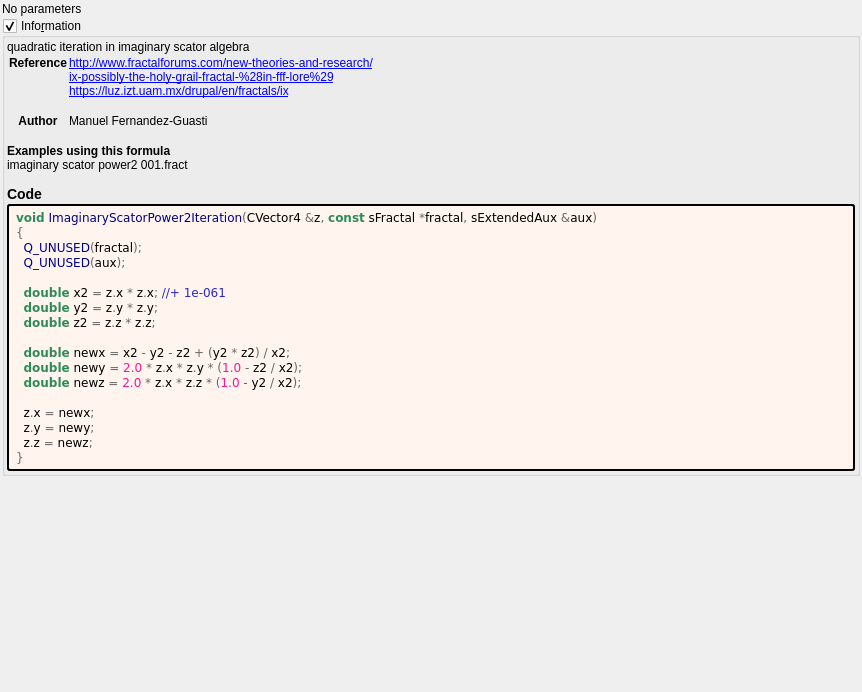
Old version of the form mandelbulber2/formula/ui/scator_power2_imaginary.ui in the repository buddhi1980/mandelbulber2.
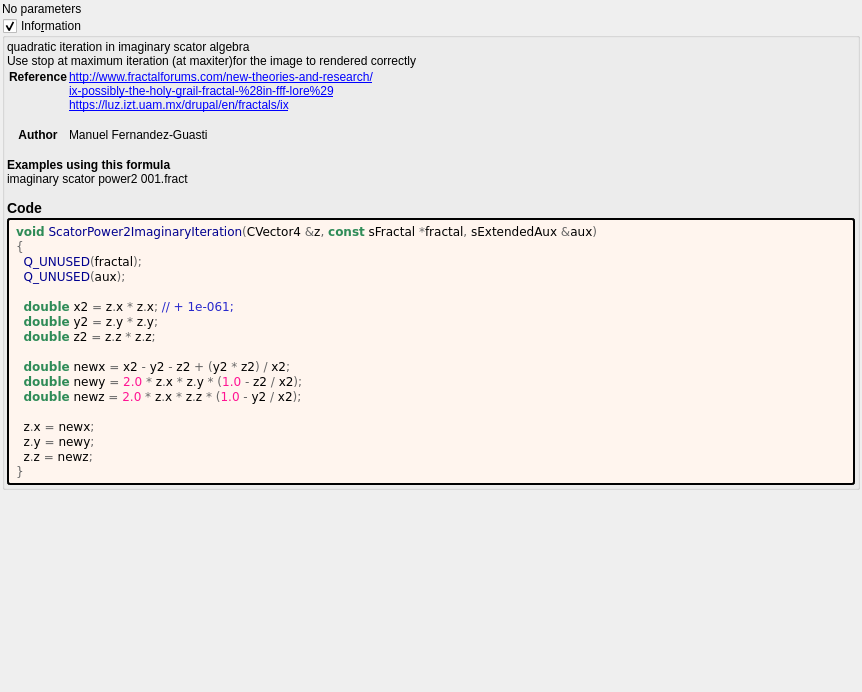
New version of the form. Custom widgets are drawn as their Qt base class.

Diff of the .ui file:
```diff
--- a/mandelbulber2/formula/ui/scator_power2_imaginary.ui
+++ b/mandelbulber2/formula/ui/scator_power2_imaginary.ui
@@ -66,7 +66,7 @@
       <item>
        <widget class="QLabel" name="label_information_general">
         <property name="text">
-         <string notr="true">&lt;p&gt;quadratic iteration in imaginary scator algebra&lt;/p&gt;&lt;table&gt;
+         <string notr="true">&lt;p&gt;quadratic iteration in imaginary scator algebra&lt;br&gt;Use stop at maximum iteration (at maxiter)for the image to rendered correctly&lt;/p&gt;&lt;table&gt;
 &lt;tr&gt;&lt;th&gt;Reference&lt;/th&gt;&lt;td&gt;&lt;a href=&quot;http://www.fractalforums.com/new-theories-and-research/&quot;&gt;http://www.fractalforums.com/new-theories-and-research/&lt;br&gt;
 &lt;a href=&quot;ix-possibly-the-holy-grail-fractal-%28in-fff-lore%29&quot;&gt;ix-possibly-the-holy-grail-fractal-%28in-fff-lore%29&lt;br&gt;
 &lt;a href=&quot;https://luz.izt.uam.mx/drupal/en/fractals/ix&quot;&gt;https://luz.izt.uam.mx/drupal/en/fractals/ix&lt;br&gt;
@@ -94,12 +94,12 @@
         </property>
         <property name="text">
          <string notr="true">&lt;body style=&quot;background-color:#fff5ee&quot;&gt;
-&lt;pre style=&quot;color:#000000; background-color:#fff5ee;  font-family:'Courier New',monospace;&quot;&gt;&lt;span style=&quot;color:#2e8b57; font-weight:bold&quot;&gt;void&lt;/span&gt; &lt;span style=&quot;color:#00008f&quot;&gt;ImaginaryScatorPower2Iteration&lt;/span&gt;&lt;span style=&quot;color:#676767&quot;&gt;(&lt;/span&gt;CVector4 &lt;span style=&quot;color:#676767&quot;&gt;&amp;amp;&lt;/span&gt;z&lt;span style=&quot;color:#676767&quot;&gt;,&lt;/span&gt; &lt;span style=&quot;color:#2e8b57; font-weight:bold&quot;&gt;const&lt;/span&gt; sFractal &lt;span style=&quot;color:#676767&quot;&gt;*&lt;/span&gt;fractal&lt;span style=&quot;color:#676767&quot;&gt;,&lt;/span&gt; sExtendedAux &lt;span style=&quot;color:#676767&quot;&gt;&amp;amp;&lt;/span&gt;aux&lt;span style=&quot;color:#676767&quot;&gt;)&lt;/span&gt;
+&lt;pre style=&quot;color:#000000; background-color:#fff5ee;  font-family:'Courier New',monospace;&quot;&gt;&lt;span style=&quot;color:#2e8b57; font-weight:bold&quot;&gt;void&lt;/span&gt; &lt;span style=&quot;color:#00008f&quot;&gt;ScatorPower2ImaginaryIteration&lt;/span&gt;&lt;span style=&quot;color:#676767&quot;&gt;(&lt;/span&gt;CVector4 &lt;span style=&quot;color:#676767&quot;&gt;&amp;amp;&lt;/span&gt;z&lt;span style=&quot;color:#676767&quot;&gt;,&lt;/span&gt; &lt;span style=&quot;color:#2e8b57; font-weight:bold&quot;&gt;const&lt;/span&gt; sFractal &lt;span style=&quot;color:#676767&quot;&gt;*&lt;/span&gt;fractal&lt;span style=&quot;color:#676767&quot;&gt;,&lt;/span&gt; sExtendedAux &lt;span style=&quot;color:#676767&quot;&gt;&amp;amp;&lt;/span&gt;aux&lt;span style=&quot;color:#676767&quot;&gt;)&lt;/span&gt;
 &lt;span style=&quot;color:#676767&quot;&gt;{&lt;/span&gt;
   &lt;span style=&quot;color:#00008f&quot;&gt;Q_UNUSED&lt;/span&gt;&lt;span style=&quot;color:#676767&quot;&gt;(&lt;/span&gt;fractal&lt;span style=&quot;color:#676767&quot;&gt;);&lt;/span&gt;
   &lt;span style=&quot;color:#00008f&quot;&gt;Q_UNUSED&lt;/span&gt;&lt;span style=&quot;color:#676767&quot;&gt;(&lt;/span&gt;aux&lt;span style=&quot;color:#676767&quot;&gt;);&lt;/span&gt;
 
-  &lt;span style=&quot;color:#2e8b57; font-weight:bold&quot;&gt;double&lt;/span&gt; x2 &lt;span style=&quot;color:#676767&quot;&gt;=&lt;/span&gt; z&lt;span style=&quot;color:#676767&quot;&gt;.&lt;/span&gt;x &lt;span style=&quot;color:#676767&quot;&gt;*&lt;/span&gt; z&lt;span style=&quot;color:#676767&quot;&gt;.&lt;/span&gt;x&lt;span style=&quot;color:#676767&quot;&gt;;&lt;/span&gt; &lt;span style=&quot;color:#2929cc&quot;&gt;//+ 1e-061&lt;/span&gt;
+  &lt;span style=&quot;color:#2e8b57; font-weight:bold&quot;&gt;double&lt;/span&gt; x2 &lt;span style=&quot;color:#676767&quot;&gt;=&lt;/span&gt; z&lt;span style=&quot;color:#676767&quot;&gt;.&lt;/span&gt;x &lt;span style=&quot;color:#676767&quot;&gt;*&lt;/span&gt; z&lt;span style=&quot;color:#676767&quot;&gt;.&lt;/span&gt;x&lt;span style=&quot;color:#676767&quot;&gt;;&lt;/span&gt; &lt;span style=&quot;color:#2929cc&quot;&gt;// + 1e-061;&lt;/span&gt;
   &lt;span style=&quot;color:#2e8b57; font-weight:bold&quot;&gt;double&lt;/span&gt; y2 &lt;span style=&quot;color:#676767&quot;&gt;=&lt;/span&gt; z&lt;span style=&quot;color:#676767&quot;&gt;.&lt;/span&gt;y &lt;span style=&quot;color:#676767&quot;&gt;*&lt;/span&gt; z&lt;span style=&quot;color:#676767&quot;&gt;.&lt;/span&gt;y&lt;span style=&quot;color:#676767&quot;&gt;;&lt;/span&gt;
   &lt;span style=&quot;color:#2e8b57; font-weight:bold&quot;&gt;double&lt;/span&gt; z2 &lt;span style=&quot;color:#676767&quot;&gt;=&lt;/span&gt; z&lt;span style=&quot;color:#676767&quot;&gt;.&lt;/span&gt;z &lt;span style=&quot;color:#676767&quot;&gt;*&lt;/span&gt; z&lt;span style=&quot;color:#676767&quot;&gt;.&lt;/span&gt;z&lt;span style=&quot;color:#676767&quot;&gt;;&lt;/span&gt;
 
```
Left out of the diff: 4 changed lines with no effect on the pictures.
